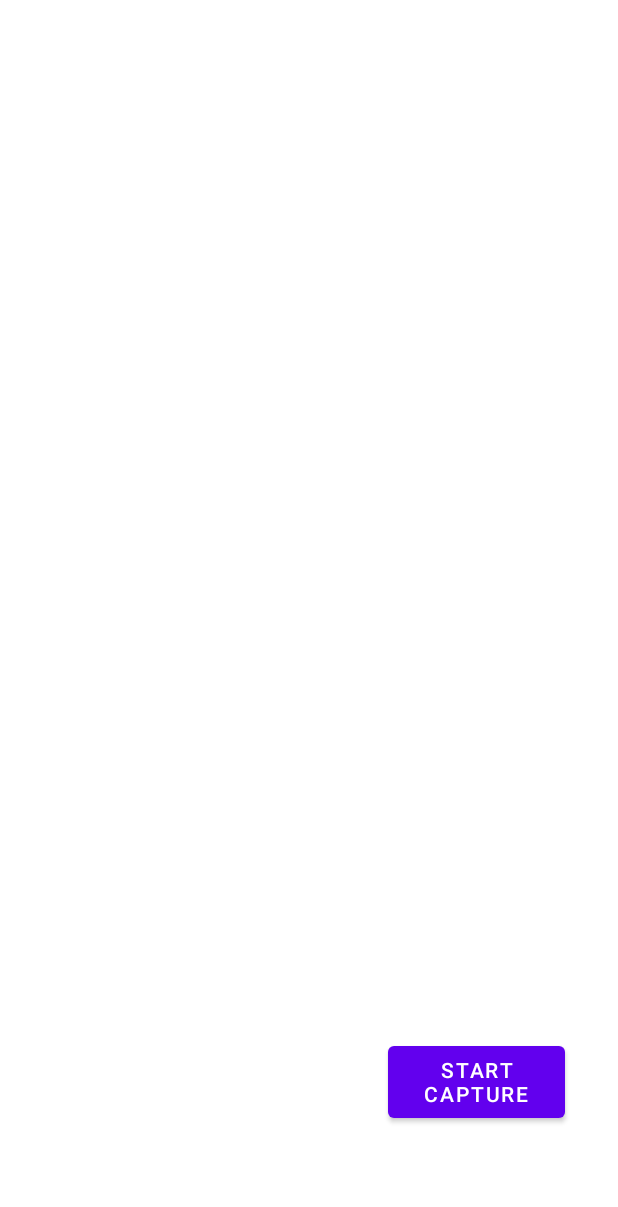
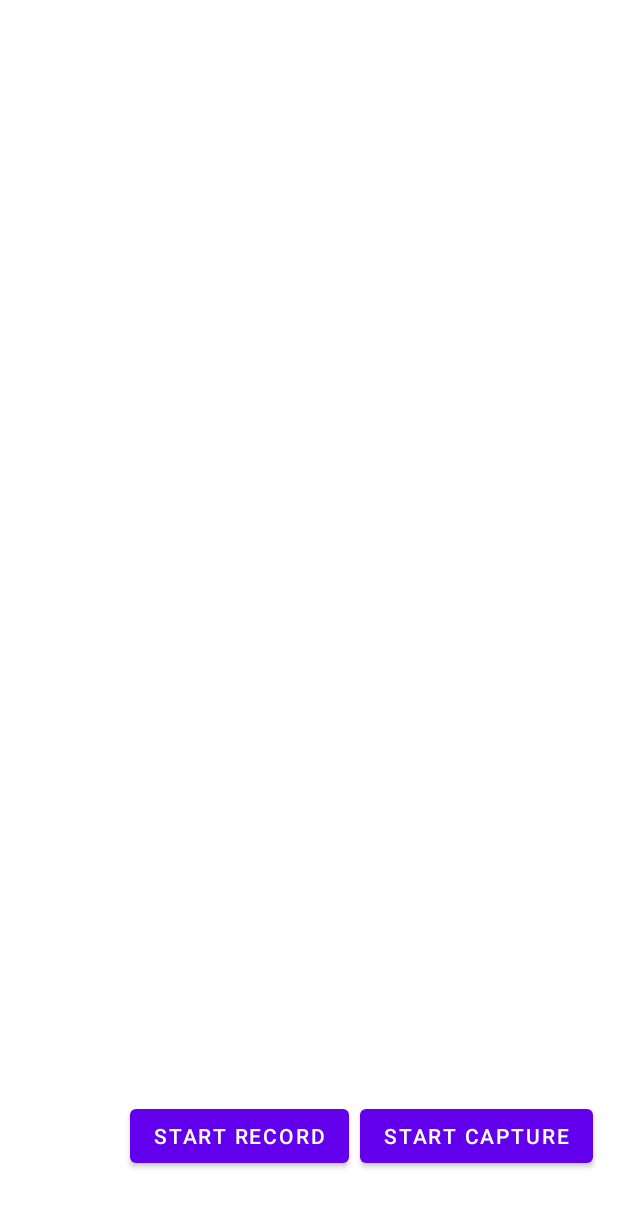
Before and after one commit to petrusceles/YOLOv5-Mobile-Automatic-Object-Blurring-App, an Android app: the MainActivity screen opened directly, with no data from a screen before it, on a phone screen of 412 x 824 dp. Shown: the top 1207 px of the screen. Run offline under Robolectric (Android 15) with nearby library versions, the phone set to English and light mode, and no system bars; libraries missing offline, so code that uses them is left out: androidx.camera.core, androidx.camera.lifecycle, androidx.camera.video, androidx.renderscript, com.chaquo.python and 2 more; plain views replace PreviewView; 10 statements that could not run were skipped.

Commit message:
Record without audio

```diff
--- a/app/src/main/res/layout/activity_main.xml
+++ b/app/src/main/res/layout/activity_main.xml
@@ -27,16 +27,27 @@
 
     <Button
         android:id="@+id/capture_button"
-        android:layout_width="118dp"
-        android:layout_height="60dp"
-        android:elevation="2dp"
+        android:layout_width="wrap_content"
+        android:layout_height="wrap_content"
         android:text="@string/start_capture"
         app:layout_constraintBottom_toBottomOf="parent"
         app:layout_constraintEnd_toEndOf="parent"
-        app:layout_constraintHorizontal_bias="0.88"
+        app:layout_constraintHorizontal_bias="0.936"
         app:layout_constraintStart_toStartOf="parent"
         app:layout_constraintTop_toTopOf="parent"
-        app:layout_constraintVertical_bias="0.905" />
+        app:layout_constraintVertical_bias="0.945" />
+
+    <Button
+        android:id="@+id/record_button"
+        android:layout_width="wrap_content"
+        android:layout_height="wrap_content"
+        android:text="@string/start_record"
+        app:layout_constraintBottom_toBottomOf="parent"
+        app:layout_constraintEnd_toStartOf="@+id/capture_button"
+        app:layout_constraintHorizontal_bias="0.922"
+        app:layout_constraintStart_toStartOf="parent"
+        app:layout_constraintTop_toTopOf="parent"
+        app:layout_constraintVertical_bias="0.945" />
 
     <!--    <androidx.constraintlayout.widget.Guideline-->
 <!--        android:id="@+id/guideline"-->
```
Also changed, not shown: app/src/main/java/com/example/cameraxapptorch/MainActivity.kt (+65 -0 lines).
